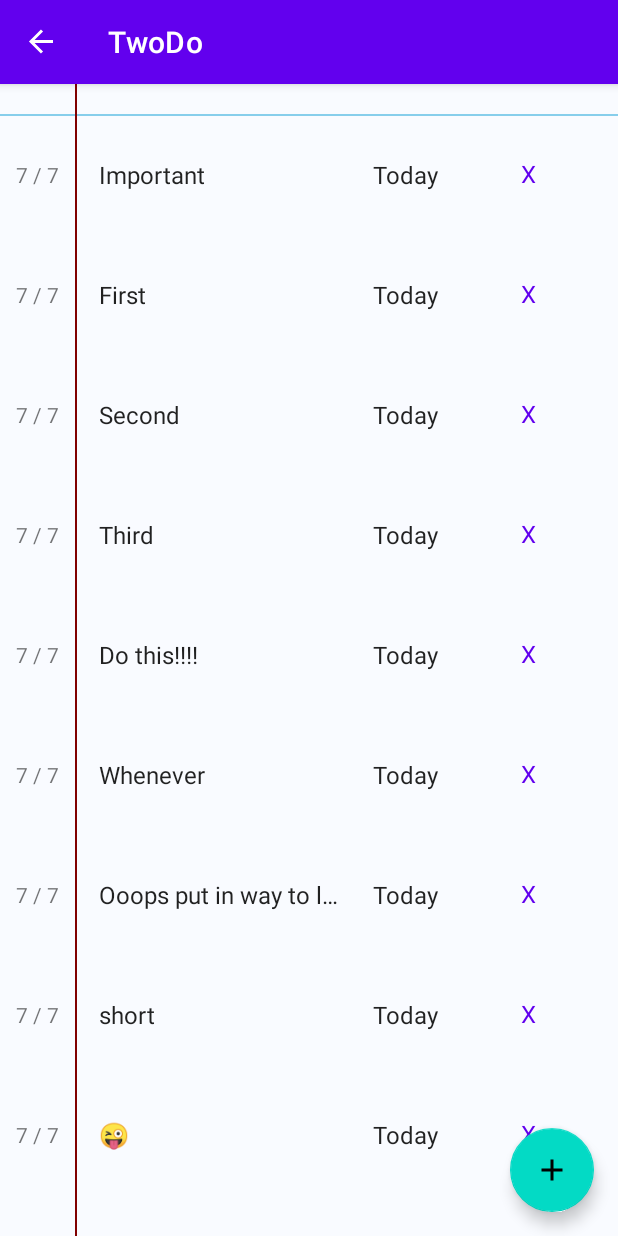
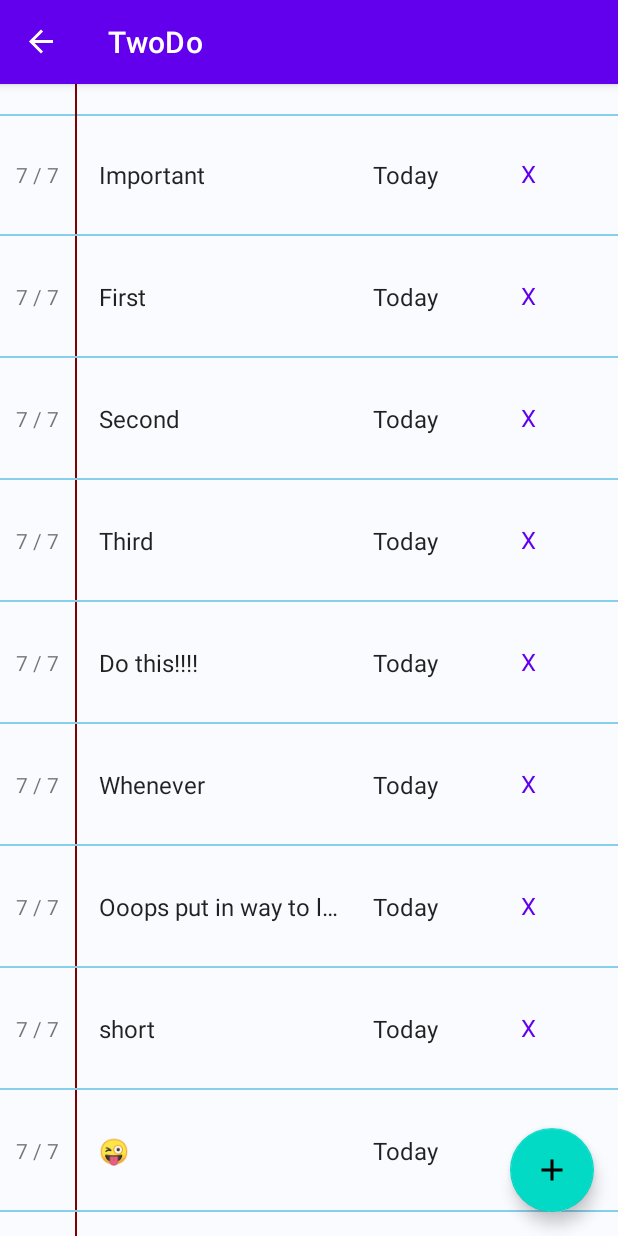
Before and after one commit to LelandCer/Android-2Do, an Android app: the screen it shows after launch (MainActivity), after a tap on an icon or button, on a phone screen of 412 x 824 dp. Run offline under Robolectric (Android 15) with nearby library versions, the phone set to English and light mode, and no system bars; our stand-ins replace Dagger/Hilt's generated code, navigation-ui.

Commit message:
horizontal dividers

```diff
--- a/app/src/main/java/com/lelandcer/twodo/features/list/ToDoListsFragment.kt
+++ b/app/src/main/java/com/lelandcer/twodo/features/list/ToDoListsFragment.kt
@@ -4,11 +4,14 @@ import android.os.Bundle
 import android.view.LayoutInflater
 import android.view.View
 import android.view.ViewGroup
+import androidx.appcompat.content.res.AppCompatResources
 import androidx.fragment.app.Fragment
 import androidx.fragment.app.activityViewModels
 import androidx.lifecycle.Observer
 import androidx.navigation.fragment.findNavController
+import androidx.recyclerview.widget.DividerItemDecoration
 import androidx.recyclerview.widget.LinearLayoutManager
+import com.lelandcer.twodo.R
 import com.lelandcer.twodo.databinding.FragmentToDoListsListBinding
 import com.lelandcer.twodo.main.MainActivity
 import com.lelandcer.twodo.main.ToDoViewModel
@@ -43,12 +46,17 @@ class ToDoListsFragment : Fragment(), Observer<Collection<ToDoList>>,
         }
         with(binding.rvTdlList) {
             layoutManager = LinearLayoutManager(context)
+            val dividerItemDecoration =
+                DividerItemDecoration(this.context, DividerItemDecoration.VERTICAL)
+            dividerItemDecoration.setDrawable(AppCompatResources.getDrawable(this.context, R.drawable.blue_divider)!!)
+            addItemDecoration(dividerItemDecoration)
             adapter =
                 ToDoListRecyclerViewAdapter(
                     toDoListItems,
                     this@ToDoListsFragment,
                     toDoListDisplay
                 )
+
 
         }
         toDoViewModel.toDoLists.observe(viewLifecycleOwner, this)
@@ -60,7 +68,7 @@ class ToDoListsFragment : Fragment(), Observer<Collection<ToDoList>>,
         toDoLists?.let {
 
             // Todo move to state handling
-            if(it.isEmpty()) {
+            if (it.isEmpty()) {
                 binding.rvTdlList.visibility = View.GONE
                 binding.vTdlEmpty.visibility = View.VISIBLE
             } else {
--- a/app/src/main/java/com/lelandcer/twodo/features/task/ToDoTasksFragment.kt
+++ b/app/src/main/java/com/lelandcer/twodo/features/task/ToDoTasksFragment.kt
@@ -5,11 +5,14 @@ import android.view.LayoutInflater
 import android.view.View
 import android.view.ViewGroup
 import androidx.appcompat.app.AppCompatActivity
+import androidx.appcompat.content.res.AppCompatResources
 import androidx.fragment.app.Fragment
 import androidx.fragment.app.activityViewModels
 import androidx.lifecycle.Observer
 import androidx.navigation.fragment.findNavController
+import androidx.recyclerview.widget.DividerItemDecoration
 import androidx.recyclerview.widget.LinearLayoutManager
+import com.lelandcer.twodo.R
 import com.lelandcer.twodo.databinding.FragmentToDoTasksListBinding
 import com.lelandcer.twodo.features.list.ToDoListDisplay
 import com.lelandcer.twodo.main.MainActivity
@@ -40,6 +43,10 @@ class ToDoTasksFragment : Fragment(), Observer<ToDoList?>,
         binding = FragmentToDoTasksListBinding.inflate(inflater, container, false)
         with(binding.rvTdtTasks) {
             layoutManager = LinearLayoutManager(context)
+            val dividerItemDecoration =
+                DividerItemDecoration(this.context, DividerItemDecoration.VERTICAL)
+            dividerItemDecoration.setDrawable(AppCompatResources.getDrawable(this.context, R.drawable.blue_divider)!!)
+            addItemDecoration(dividerItemDecoration)
             adapter = ToDoTaskRecyclerViewAdapter(
                 toDoTaskItems,
                 this@ToDoTasksFragment
--- /dev/null
+++ b/app/src/main/res/drawable/blue_divider.xml
@@ -0,0 +1,7 @@
+<shape xmlns:android="http://schemas.android.com/apk/res/android"
+    android:shape="rectangle">
+    <size
+        android:width="1dp"
+        android:height="1dp" />
+    <solid android:color="@color/sky_blue" />
+</shape>
```
